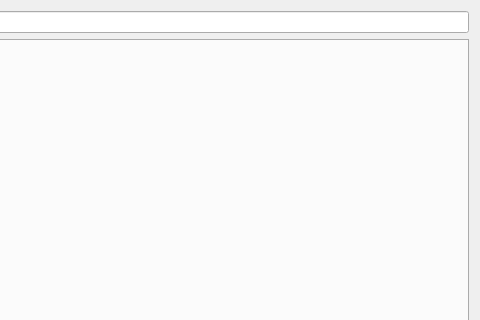
GAMS-dev/studio, file src/modeldialog.ui: the form before one commit; both pictures show x 433 to 913 and y 0 to 320 of the 913 by 539 pixel window.
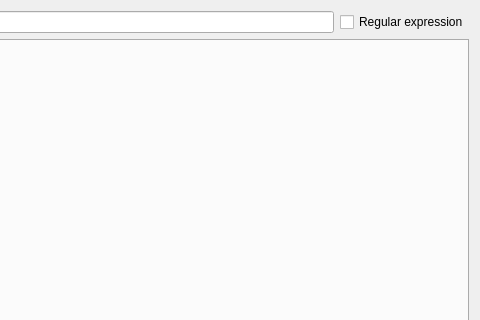
The form after the commit.

Commit message: checkbox for turning on/off regular expressions and reimplementations of ttabHeader updates

```diff
--- a/src/modeldialog.ui
+++ b/src/modeldialog.ui
@@ -26,6 +26,13 @@
      <item>
       <widget class="QLineEdit" name="lineEdit"/>
      </item>
+     <item>
+      <widget class="QCheckBox" name="cbRegEx">
+       <property name="text">
+        <string>Regular expression</string>
+       </property>
+      </widget>
+     </item>
     </layout>
    </item>
    <item>
```
The commit also changes 2 other files.
